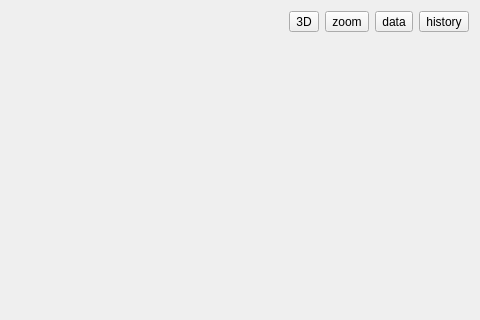
Above: form/plot/formplot.ui from MRsoymilk/MySerial before the change; both pictures show x 149 to 629 and y 0 to 320 of the 629 by 455 pixel window. Below: the same form after it.
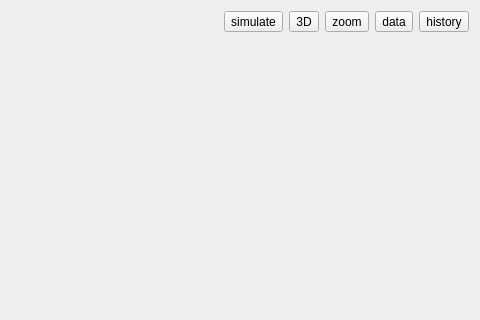
That is the form after the change. Icons and pictures are not drawn.

What changed in the file:
```diff
--- a/form/plot/formplot.ui
+++ b/form/plot/formplot.ui
@@ -29,6 +29,13 @@
        </property>
       </spacer>
      </item>
+     <item>
+      <widget class="QToolButton" name="tBtnSimulate">
+       <property name="text">
+        <string>simulate</string>
+       </property>
+      </widget>
+     </item>
      <item>
       <widget class="QToolButton" name="tBtn3D">
        <property name="text">
```
